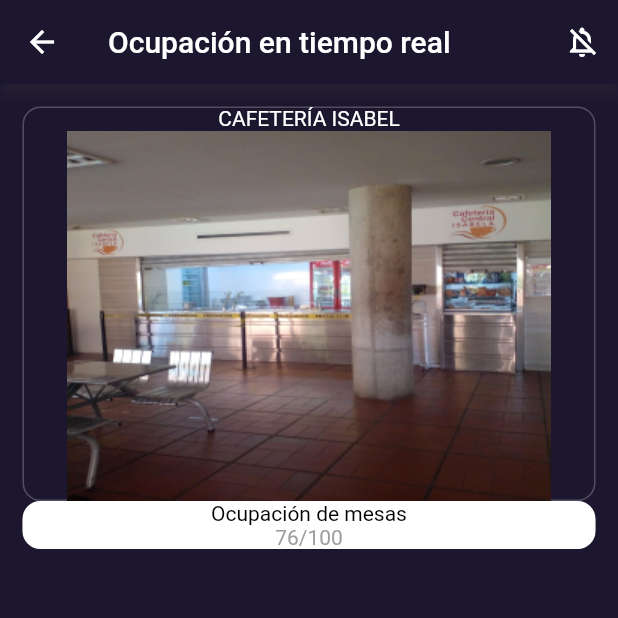
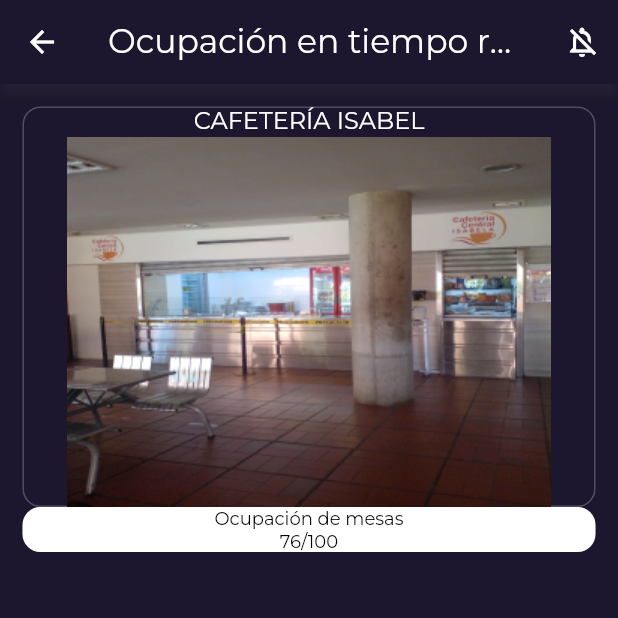
Before and after one commit to 7yrionLannister/is-it-crowded, a Flutter app: the LiveOccupation screen opened by its route, on a phone screen of 412 x 824 dp, the top half of it. Run offline on Flutter 3.47's test engine with Material 2 defaults, Android fonts, the phone set to English and light mode, and no system bars; our stand-ins replace flutter_native_splash, google_fonts.

Commit message:
Added text style by google font and font family, Screen's small details were slighly edited, working on prediction screen

```diff
--- a/flutter_native_splash.yaml
+++ b/flutter_native_splash.yaml
@@ -13,7 +13,7 @@ flutter_native_splash:
   # of your splash screen to a solid color.  Use background_image to set the background of your
   # splash screen to a png image.  This is useful for gradients. The image will be stretch to the
   # size of the app. Only one parameter can be used, color and background_image cannot both be set.
-  color: "#42a5f5"
+  color: "#0xff1c162e"
   #background_image: "assets/background.png"
 
   # Optional parameters are listed below.  To enable a parameter, uncomment the line by removing
--- a/lib/liveOccupation.dart
+++ b/lib/liveOccupation.dart
@@ -1,4 +1,5 @@
 import 'package:flutter/material.dart';
+import 'package:google_fonts/google_fonts.dart';
 
 class LiveOccupation extends StatefulWidget{
   @override
@@ -14,7 +15,8 @@ class _OccupationState extends State<LiveOccupation> {
     return Scaffold(
       backgroundColor: Color(0xff1c162e),
       appBar: AppBar(
-        title: const Text('Ocupación en tiempo real'),
+        title: Text('Ocupación en tiempo real',
+        style: GoogleFonts.montserrat(fontSize: 22),),
         actions: [
           IconButton(
             icon: _notificationsOn
@@ -37,11 +39,9 @@ class _OccupationState extends State<LiveOccupation> {
                     borderRadius: BorderRadius.all(Radius.circular(12))),
                 color: Color(0xff1c162e)),
             child: Column(children: <Widget>[
-              const Text(
+              Text(
                 "CAFETERÍA ISABEL", //your text here
-                style: TextStyle(
-                  color: Colors.white, //your textColor
-                ),
+                style: GoogleFonts.montserrat(fontSize: 16, color: Colors.white)
               ),
               Image.asset('assets/images/central.png'),
             ]),
@@ -52,18 +52,14 @@ class _OccupationState extends State<LiveOccupation> {
                     side:BorderSide(color: Colors.white24),
                     borderRadius: BorderRadius.all(Radius.circular(12))),
                 color: Colors.white),
-            child: Column(children: const <Widget>[
+            child: Column(children: <Widget>[
               Text(
                 "Ocupación de mesas", //your text here
-                style: TextStyle(
-                  color: Colors.black, //your textColor
-                ),
+                style: GoogleFonts.montserrat(fontSize: 12, color: Colors.black),
               ),
               Text(
                 "76/100", //your text here
-                style: TextStyle(
-                  color: Colors.grey, //your textColor
-                ),
+                style: GoogleFonts.montserrat(fontSize: 12, color: Colors.black),
               ),
             ]),
           ),
```
Also changed, not shown: lib/main.dart (+10 -39 lines), lib/prediction.dart (+33 -2 lines), pubspec.yaml (+7 -7 lines), assets/fonts/Montserrat-Regular.ttf (added), pubspec.lock, 1 other file.
